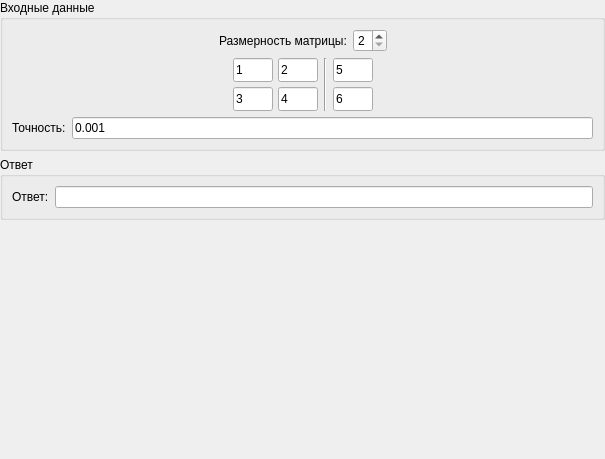
Before: the Qt Designer form Frames/equationsSystemsFrame.ui in EgorAlmikeev/ProjectX, drawn with Qt 5.
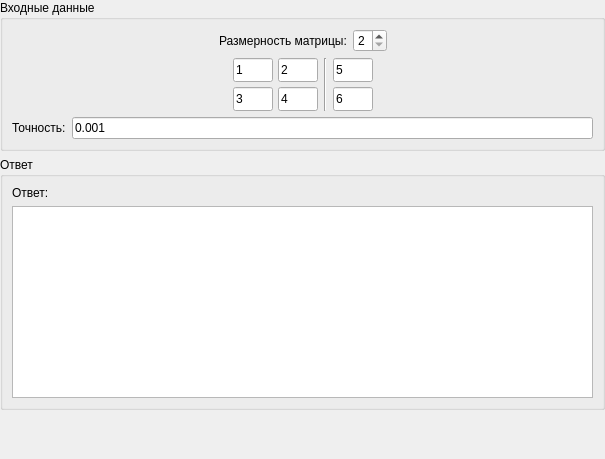
After: the same form once the commit is applied.

The edit to the form file:
```diff
--- a/Frames/equationsSystemsFrame.ui
+++ b/Frames/equationsSystemsFrame.ui
@@ -326,18 +326,8 @@
         </property>
        </widget>
       </item>
-      <item row="0" column="1">
-       <widget class="QLineEdit" name="answerEdit">
-        <property name="autoFillBackground">
-         <bool>false</bool>
-        </property>
-        <property name="frame">
-         <bool>true</bool>
-        </property>
-        <property name="readOnly">
-         <bool>true</bool>
-        </property>
-       </widget>
+      <item row="1" column="0">
+       <widget class="QPlainTextEdit" name="answerEdit"/>
       </item>
      </layout>
     </widget>
```
Left out of the diff: 1 changed line with no effect on the pictures.
